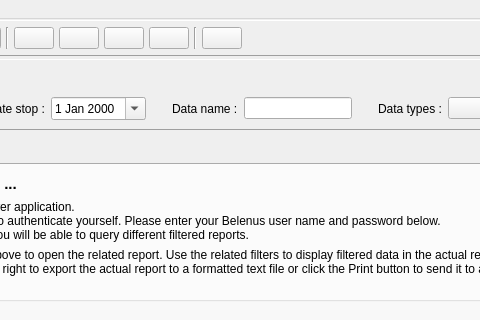
tbikfalvi/Belenus, file viewer/wndmain.ui: the form before one commit; both pictures show x 190 to 670 and y 0 to 320 of the 937 by 536 pixel window.
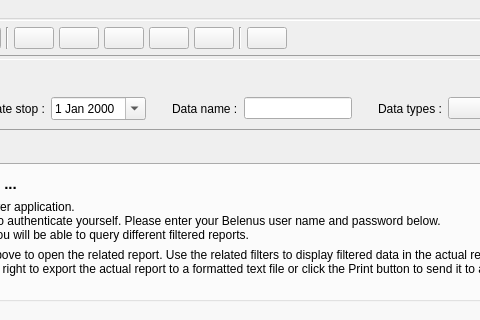
The form after the commit.

```diff
--- a/viewer/wndmain.ui
+++ b/viewer/wndmain.ui
@@ -211,6 +211,25 @@
          </property>
         </widget>
        </item>
+       <item>
+        <widget class="QPushButton" name="pbPatientcardDebts">
+         <property name="toolTip">
+          <string>Summary of valid patientcards and the price of its units available</string>
+         </property>
+         <property name="text">
+          <string/>
+         </property>
+         <property name="iconSize">
+          <size>
+           <width>30</width>
+           <height>30</height>
+          </size>
+         </property>
+         <property name="checkable">
+          <bool>true</bool>
+         </property>
+        </widget>
+       </item>
        <item>
         <widget class="Line" name="line_3">
          <property name="orientation">
```
Left out of the diff: 12 changed lines with no effect on the pictures.
